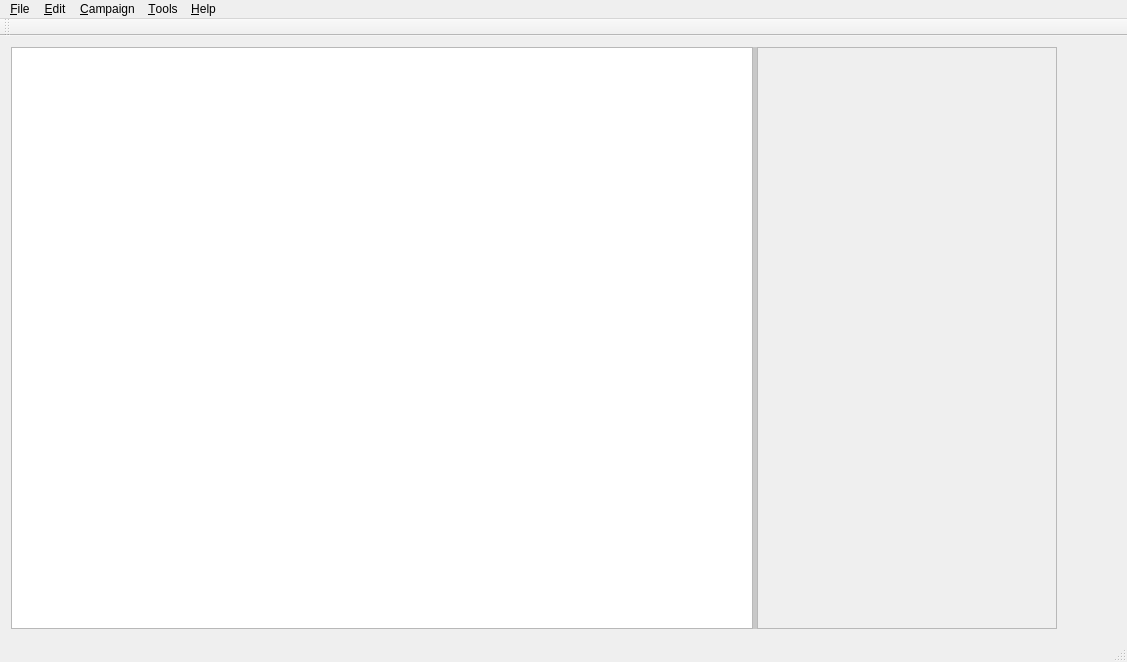
First picture: the form in DMHelper/src/mainwindow.ui, repository MMetze/DMHelper, before the edit.
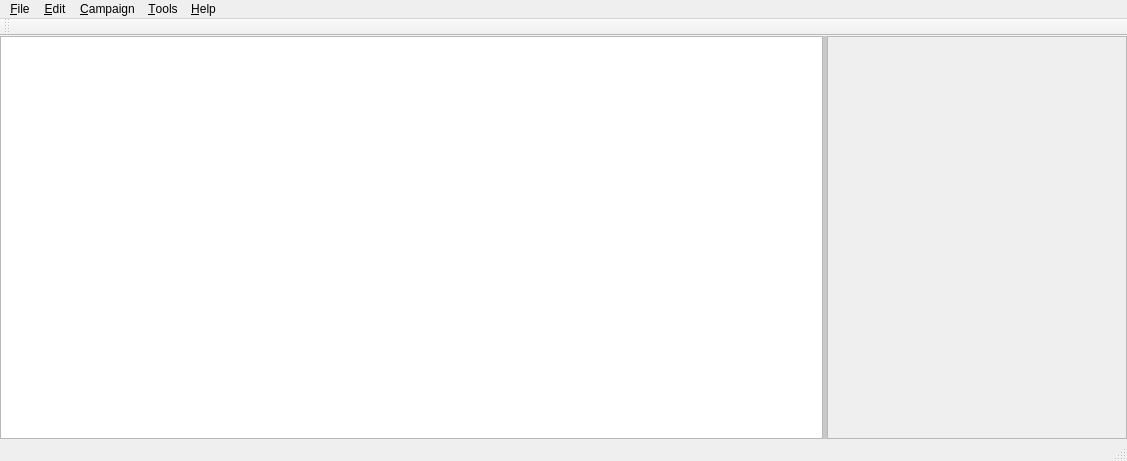
Second picture: the form after the edit. Icons and pictures are not drawn. Custom widgets are drawn as their Qt base class.

The edit to the form file:
```diff
--- a/DMHelper/src/mainwindow.ui
+++ b/DMHelper/src/mainwindow.ui
@@ -7,7 +7,7 @@
     <x>0</x>
     <y>0</y>
     <width>1127</width>
-    <height>662</height>
+    <height>461</height>
    </rect>
   </property>
   <property name="sizePolicy">
@@ -42,33 +42,23 @@
    <property name="styleSheet">
     <string notr="true">background-image: url(:/img/data/parchment.jpg);</string>
    </property>
-   <layout class="QGridLayout" name="gridLayout" columnstretch="0,0">
-    <property name="horizontalSpacing">
-     <number>9</number>
+   <layout class="QVBoxLayout" name="verticalLayout">
+    <property name="spacing">
+     <number>0</number>
     </property>
-    <item row="0" column="1">
-     <widget class="ScrollOverlayWidget" name="scrollWidget" native="true">
-      <property name="sizePolicy">
-       <sizepolicy hsizetype="Fixed" vsizetype="Preferred">
-        <horstretch>0</horstretch>
-        <verstretch>0</verstretch>
-       </sizepolicy>
-      </property>
-      <property name="minimumSize">
-       <size>
-        <width>50</width>
-        <height>0</height>
-       </size>
-      </property>
-      <property name="maximumSize">
-       <size>
-        <width>50</width>
-        <height>16777215</height>
-       </size>
-      </property>
-     </widget>
-    </item>
-    <item row="0" column="0">
+    <property name="leftMargin">
+     <number>0</number>
+    </property>
+    <property name="topMargin">
+     <number>0</number>
+    </property>
+    <property name="rightMargin">
+     <number>0</number>
+    </property>
+    <property name="bottomMargin">
+     <number>0</number>
+    </property>
+    <item>
      <widget class="QSplitter" name="splitter">
       <property name="lineWidth">
        <number>1</number>
@@ -440,12 +430,6 @@
    <extends>QTreeView</extends>
    <header>campaigntree.h</header>
   </customwidget>
-  <customwidget>
-   <class>ScrollOverlayWidget</class>
-   <extends>QWidget</extends>
-   <header>scrolloverlaywidget.h</header>
-   <container>1</container>
-  </customwidget>
  </customwidgets>
  <resources>
   <include location="resources.qrc"/>
```
Left out of the diff: 2 changed lines with no effect on the pictures.
